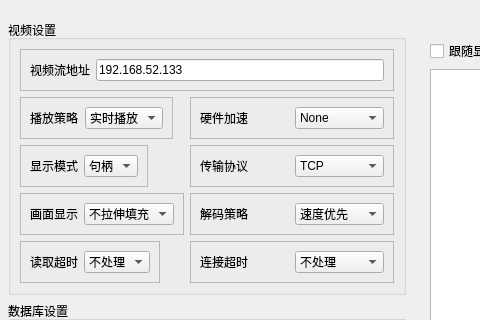
Little-Red-Cap/PySide_QT6, file vg_sys/ui/page_setting.ui: the form before one commit; both pictures show x 400 to 880 and y 0 to 320 of the 1214 by 743 pixel window.
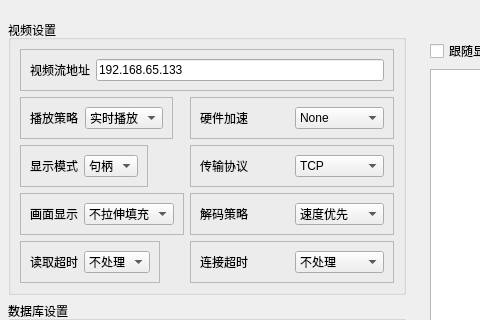
The form after the commit.

```diff
--- a/vg_sys/ui/page_setting.ui
+++ b/vg_sys/ui/page_setting.ui
@@ -458,7 +458,7 @@
              <item>
               <widget class="QLineEdit" name="lineEdit">
                <property name="text">
-                <string>192.168.52.133</string>
+                <string>192.168.65.133</string>
                </property>
               </widget>
              </item>
```
